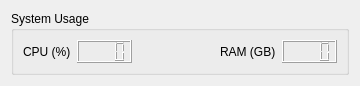
This is landside/catkin_ws/src/gui/resource/SystemUsageWidget.ui in DukeRobotics/robosub-ros as Qt 5 draws it before an edit. The edited form follows.
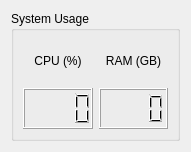
This is the edited form.

Commit message: Updated System Usage Widget to use less horizontal space

```diff
--- a/landside/catkin_ws/src/gui/resource/SystemUsageWidget.ui
+++ b/landside/catkin_ws/src/gui/resource/SystemUsageWidget.ui
@@ -6,8 +6,8 @@
    <rect>
     <x>0</x>
     <y>0</y>
-    <width>360</width>
-    <height>83</height>
+    <width>191</width>
+    <height>152</height>
    </rect>
   </property>
   <property name="sizePolicy">
@@ -27,14 +27,34 @@
      </property>
      <layout class="QHBoxLayout" name="horizontalLayout">
       <item>
+       <layout class="QVBoxLayout" name="vertical_layout_1">
+        <item>
        <widget class="QLabel" name="cpu_label">
+          <property name="sizePolicy">
+           <sizepolicy hsizetype="Minimum" vsizetype="Preferred">
+            <horstretch>0</horstretch>
+            <verstretch>0</verstretch>
+           </sizepolicy>
+          </property>
         <property name="text">
          <string>CPU (%)</string>
         </property>
+          <property name="alignment">
+           <set>Qt::AlignCenter</set>
+          </property>
        </widget>
       </item>
       <item>
        <widget class="QLCDNumber" name="cpu_value">
+          <property name="sizePolicy">
+           <sizepolicy hsizetype="Preferred" vsizetype="Preferred">
+            <horstretch>0</horstretch>
+            <verstretch>0</verstretch>
+           </sizepolicy>
+          </property>
+          <property name="layoutDirection">
+           <enum>Qt::LeftToRight</enum>
+          </property>
         <property name="digitCount">
          <number>4</number>
         </property>
@@ -43,24 +63,24 @@
         </property>
        </widget>
       </item>
+       </layout>
+      </item>
       <item>
-       <spacer name="horizontal_spacer">
-        <property name="orientation">
-         <enum>Qt::Horizontal</enum>
-        </property>
-        <property name="sizeHint" stdset="0">
-         <size>
-          <width>40</width>
-          <height>20</height>
-         </size>
-        </property>
-       </spacer>
-      </item>
+       <layout class="QVBoxLayout" name="verticalLayout_2">
       <item>
        <widget class="QLabel" name="ram_label">
+          <property name="sizePolicy">
+           <sizepolicy hsizetype="Minimum" vsizetype="Preferred">
+            <horstretch>0</horstretch>
+            <verstretch>0</verstretch>
+           </sizepolicy>
+          </property>
         <property name="text">
          <string>RAM (GB)</string>
         </property>
+          <property name="alignment">
+           <set>Qt::AlignCenter</set>
+          </property>
        </widget>
       </item>
       <item>
@@ -72,6 +92,8 @@
          <double>0.000000000000000</double>
         </property>
        </widget>
+        </item>
+       </layout>
       </item>
      </layout>
     </widget>
```
Lines whose indentation alone changed are shown as unchanged.
